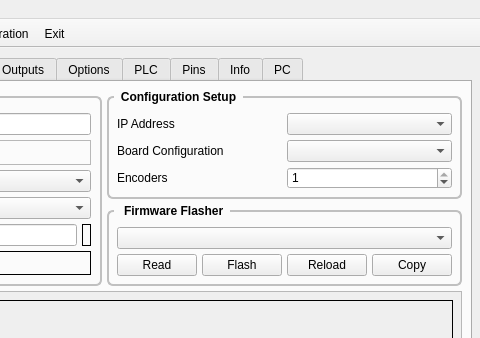
The window that c7i96/c7i96.ui (jethornton/7i96) describes before a commit, drawn with Qt 5; both pictures show x 320 to 800 and y 0 to 338 of the 800 by 766 pixel window.
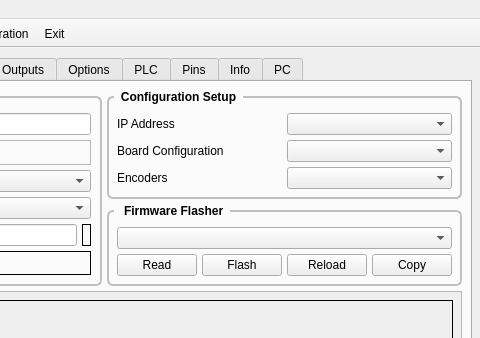
The same window after the commit.

Commit message: fix encoders and move firmware

What changed in the file:
```diff
--- a/c7i96/c7i96.ui
+++ b/c7i96/c7i96.ui
@@ -316,19 +316,6 @@
            <property name="topMargin">
             <number>15</number>
            </property>
-           <item row="2" column="1">
-            <widget class="QSpinBox" name="encodersSB">
-             <property name="minimum">
-              <number>0</number>
-             </property>
-             <property name="maximum">
-              <number>1</number>
-             </property>
-             <property name="value">
-              <number>1</number>
-             </property>
-            </widget>
-           </item>
            <item row="0" column="1">
             <widget class="QComboBox" name="ipAddressCB"/>
            </item>
@@ -356,6 +343,9 @@
              </property>
             </widget>
            </item>
+           <item row="2" column="1">
+            <widget class="QComboBox" name="encodersCB"/>
+           </item>
           </layout>
          </widget>
         </item>
```
Left out of the diff: 1 changed line with no effect on the pictures. The commit also changes 38 other files.
